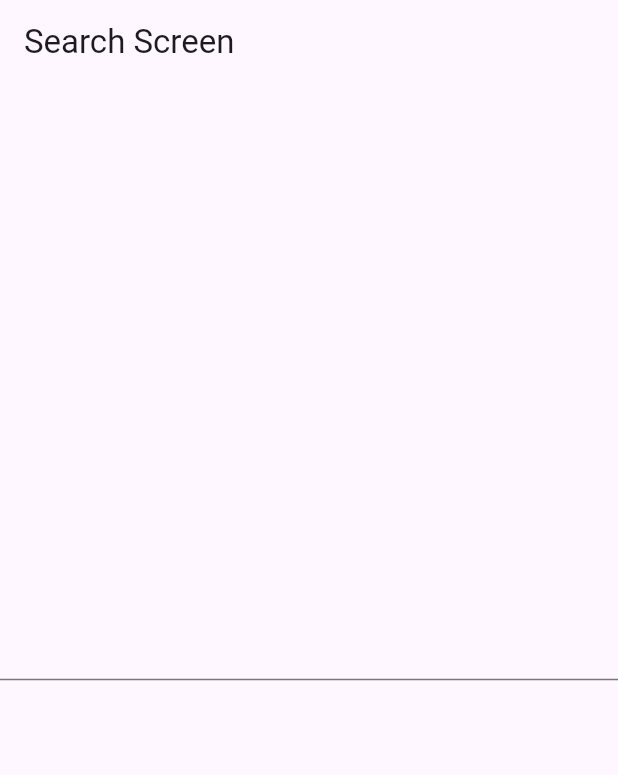
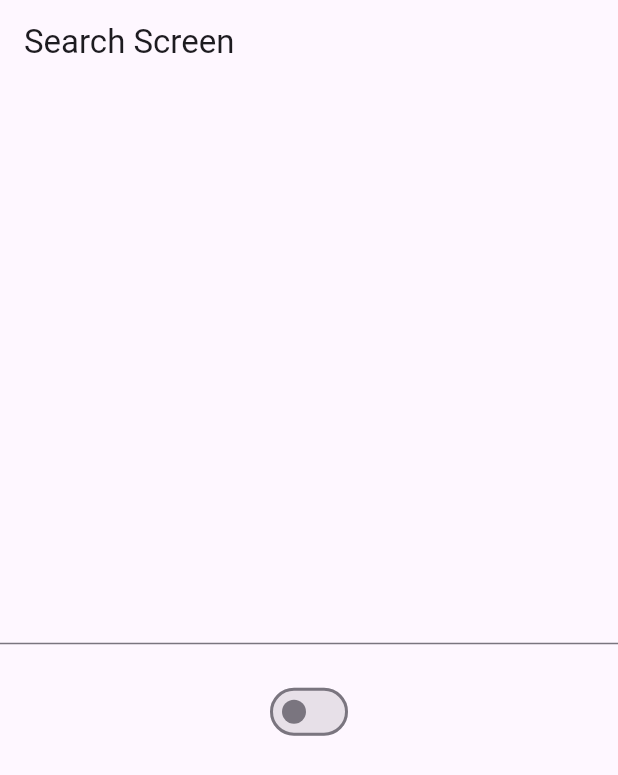
Before and after one commit to skyyygal/Riverpod-Series, a Flutter app: the screen it shows after launch, on a phone screen of 412 x 824 dp. Shown: the top 775 px of the screen. Run offline on Flutter 3.47's test engine with Material 3 defaults, Android fonts, the phone set to English and light mode, and no system bars; our stand-ins replace flutter_riverpod, riverpod.

Commit message:
Multiple state notifier provider

```diff
--- a/lib/main.dart
+++ b/lib/main.dart
@@ -1,6 +1,6 @@
 import 'package:flutter/material.dart';
 import 'package:flutter_riverpod/flutter_riverpod.dart';
-import 'package:riverpod_series/pages/search_screen.dart';
+import 'package:riverpod_series/pages/search_multiple_screen.dart';
 
 void main() {
   runApp(const MyApp());
@@ -18,7 +18,7 @@ class MyApp extends StatelessWidget {
         theme: ThemeData(
           colorScheme: ColorScheme.fromSeed(seedColor: Colors.deepPurple),
         ),
-        home: SearchScreen(),
+        home: SearchMultipleScreen(),
       ),
     );
   }
--- /dev/null
+++ b/lib/pages/search_multiple_screen.dart
@@ -0,0 +1,51 @@
+import 'package:flutter/material.dart';
+import 'package:flutter_riverpod/flutter_riverpod.dart';
+import 'package:riverpod_series/provider/search_multiple_provider.dart';
+
+class SearchMultipleScreen extends ConsumerWidget {
+  const SearchMultipleScreen({super.key});
+
+  @override
+  Widget build(BuildContext context, WidgetRef ref) {
+    return Scaffold(
+      appBar: AppBar(title: Text("Search Screen")),
+      body: Column(
+        mainAxisAlignment: MainAxisAlignment.center,
+        children: [
+          TextField(
+            onChanged: (value) {
+              print("object");
+              ref.read(searchMultipleProvider.notifier).search(value);
+            },
+          ),
+          Consumer(
+            builder: (context, ref, child) {
+              print("text");
+              final search = ref.watch(
+                searchMultipleProvider.select((state) => state.search),
+              );
+              return Text(search);
+            },
+          ),
+          Consumer(
+            builder: (context, ref, child) {
+              print("toggle");
+              final isChanged = ref.watch(
+                searchMultipleProvider.select((state) => state.isChanged),
+              );
+              return Switch(
+                value: isChanged,
+                onChanged: (value) {
+                  ref.read(searchMultipleProvider.notifier).onChanged(value);
+                  //   final stateMultipleProvider = ref.read(searchMultipleProvider.notifier);
+                  // stateMultipleProvider.state = stateMultipleProvider
+                  //       .copyWith(isChanged: value);
+                },
+              );
+            },
+          ),
+        ],
+      ),
+    );
+  }
+}
```
Also changed, not shown: lib/provider/search_multiple_provider.dart (added, +30 -0 lines).
